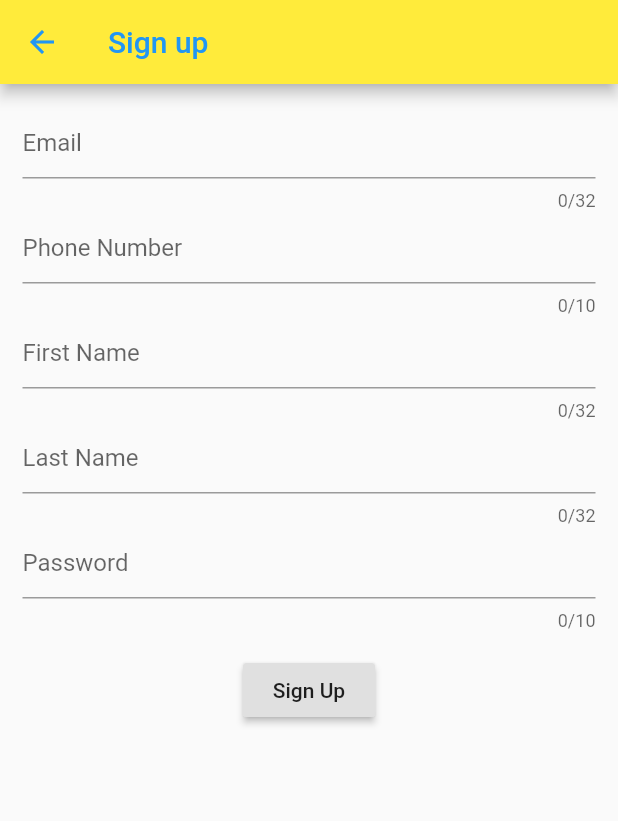
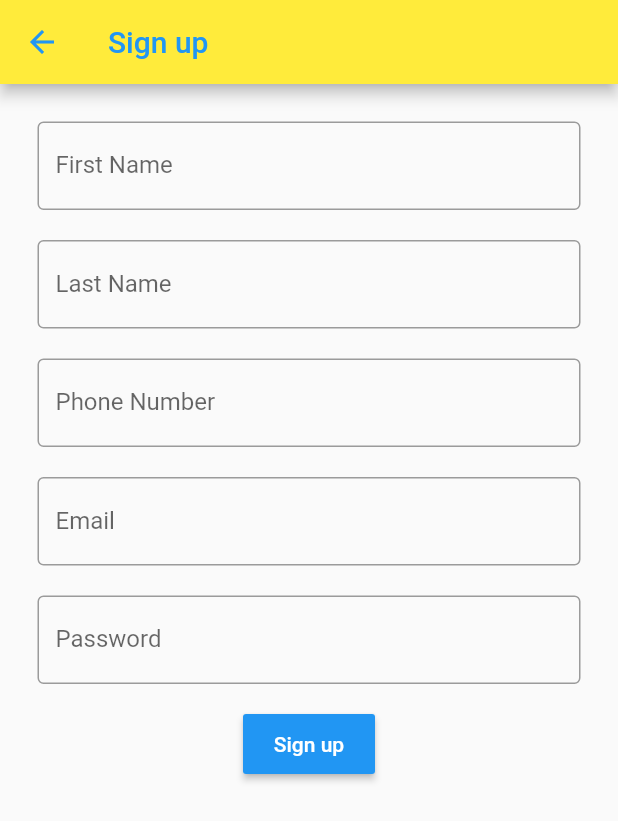
Before and after one commit to pratikshamokashi/flutter_assignt, a Flutter app: the screen it shows after launch, after a tap on "Sign up", on a phone screen of 412 x 824 dp. Shown: the top 821 px of the screen. Run offline on Flutter 3.47's test engine with Material 2 defaults, Android fonts, the phone set to English and light mode, and no system bars.

Commit message:
signup screen

```diff
--- a/lib/login.dart
+++ b/lib/login.dart
@@ -1,5 +1,6 @@
 import 'package:flutter/material.dart';
 import 'package:flutter_assignment/dashboard.dart';
+import 'package:flutter_assignment/signup.dart';
 
 class LoginScreen extends StatefulWidget {
   @override
@@ -8,6 +9,8 @@ class LoginScreen extends StatefulWidget {
 
 class _FormState extends State<LoginScreen> {
   GlobalKey<FormState> _key = new GlobalKey();
+  TextEditingController nameController = TextEditingController();
+  TextEditingController passwordController = TextEditingController();
 
   @override
   Widget build(BuildContext context) {
@@ -41,23 +44,96 @@ class _FormState extends State<LoginScreen> {
   Widget getFormUI() {
     return new Column (
       children: <Widget>[
-        new TextFormField (
-          decoration: new InputDecoration(hintText: 'Email'),
-          maxLength: 32,
+        Container(
+            alignment: Alignment.center,
+            padding: EdgeInsets.all(10),
+            child: Text(
+              'Welcome to NeoStore',
+              style: TextStyle(
+                  color: Colors.blue,
+                  fontWeight: FontWeight.w500,
+                  fontSize: 20),
+            )),
+        Container(
+          padding: EdgeInsets.all(10),
+          child: TextField(
+            controller: nameController,
+            decoration: InputDecoration(
+              border: OutlineInputBorder(),
+              labelText: 'User Name',
+            ),
+          ),
         ),
-        new TextFormField (
-          decoration: new InputDecoration(hintText: 'Password'),
-          keyboardType: TextInputType.phone,
-          maxLength: 10,
+        Container(
+          padding: EdgeInsets.fromLTRB(10, 10, 10, 0),
+          child: TextField(
+            obscureText: true,
+            controller: passwordController,
+            decoration: InputDecoration(
+              border: OutlineInputBorder(),
+              labelText: 'Password',
+            ),
+          ),
         ),
-        new SizedBox(height: 15.0),
-        new RaisedButton (
-          onPressed: _submit,
-          child: new Text('Login'),
-        )
+        FlatButton(
+          onPressed: (){
+            //forgot password screen
+          },
+          textColor: Colors.blue,
+          child: Text('Forgot Password'),
+        ),
+        Container(
+            height: 50,
+            padding: EdgeInsets.fromLTRB(10, 0, 10, 0),
+            child: RaisedButton(
+              textColor: Colors.white,
+              color: Colors.blue,
+              child: Text('Login'),
+              onPressed: _submit,
+              // () {
+              //   _submit,
+              //   print(nameController.text);
+              //   print(passwordController.text);
+              // },
+            )
+        ),
+        Container(
+            child: Row(
+              children: <Widget>[
+                Text('Does not have account?'),
+                FlatButton(
+                  textColor: Colors.blue,
+                  child: Text(
+                    'Sign up',
+                    style: TextStyle(fontSize: 20),
+                  ),
+                  onPressed: () {
+                    //signup screen
+                    Navigator.push(
+                      context,
+                      MaterialPageRoute(builder: (context) => SignupScreen()),);
+                  },
+                )
+              ],
+              mainAxisAlignment: MainAxisAlignment.center,
+            ))
       ],
     );
-  }
+  }        // new TextFormField (
+        //   decoration: new InputDecoration(hintText: 'Email'),
+        //   maxLength: 32,
+        // ),
+        // new TextFormField (
+        //   decoration: new InputDecoration(hintText: 'Password'),
+        //   keyboardType: TextInputType.phone,
+        //   maxLength: 10,
+        // ),
+        // new SizedBox(height: 15.0),
+        // new RaisedButton (
+        //   onPressed: _submit,
+        //   child: new Text('Login'),
+        // )
+
 
   _submit() {
     // delete all screens from stack and make dashboard as a root of app.
--- a/lib/main.dart
+++ b/lib/main.dart
@@ -34,7 +34,7 @@ class SplashScreenState extends State<MyHomePage> {
     Timer(Duration(seconds: 5),
             ()=>Navigator.pushReplacement(context,
             MaterialPageRoute(builder:
-                (context) => HomeScreen()
+                (context) => LoginScreen()
             )
         )
     );
--- a/lib/signup.dart
+++ b/lib/signup.dart
@@ -40,30 +40,92 @@ class _FormState extends State<SignupScreen> {
   Widget getFormUI() {
     return new Column (
       children: <Widget>[
-        new TextFormField (
-          decoration: new InputDecoration(hintText: 'Email'),
-          maxLength: 32,
-        ),new TextFormField (
-          decoration: new InputDecoration(hintText: 'Phone Number'),
-          keyboardType: TextInputType.phone,
-          maxLength: 10,
-        ),new TextFormField (
-          decoration: new InputDecoration(hintText: 'First Name'),
-          maxLength: 32,
-        ),new TextFormField (
-          decoration: new InputDecoration(hintText: 'Last Name'),
-          maxLength: 32,
+        Container(
+          padding: EdgeInsets.all(10),
+          child: TextField(
+            decoration: InputDecoration(
+              border: OutlineInputBorder(),
+              labelText: 'First Name',
+            ),
+          ),
         ),
-        new TextFormField (
-          decoration: new InputDecoration(hintText: 'Password'),
-          keyboardType: TextInputType.phone,
-          maxLength: 10,
+        Container(
+          padding: EdgeInsets.all(10),
+          child: TextField(
+            decoration: InputDecoration(
+              border: OutlineInputBorder(),
+              labelText: 'Last Name',
+            ),
+          ),
         ),
+        Container(
+          padding: EdgeInsets.all(10),
+          child: TextField(
+            decoration: InputDecoration(
+              border: OutlineInputBorder(),
+              labelText: 'Phone Number',
+            ),
+          ),
+        ),
+        Container(
+          padding: EdgeInsets.all(10),
+          child: TextField(
+            decoration: InputDecoration(
+              border: OutlineInputBorder(),
+              labelText: 'Email',
+            ),
+          ),
+        ),
+        Container(
+          padding: EdgeInsets.all(10),
+          child: TextField(
+            decoration: InputDecoration(
+              border: OutlineInputBorder(),
+              labelText: 'Password',
+            ),
+          ),
+        ),
+        Container(
+            height: 50,
+            padding: EdgeInsets.fromLTRB(10, 10, 10, 0),
+            child: RaisedButton(
+              textColor: Colors.white,
+              color: Colors.blue,
+              child: Text('Sign up'),
+              onPressed: _submit,
+              // () {
+              //   _submit,
+              //   print(nameController.text);
+              //   print(passwordController.text);
+              // },
+            )
+        ),
+
+
+        // new TextFormField (
+        //   decoration: new InputDecoration(hintText: 'Email'),
+        //   maxLength: 32,
+        // ),new TextFormField (
+        //   decoration: new InputDecoration(hintText: 'Phone Number'),
+        //   keyboardType: TextInputType.phone,
+        //   maxLength: 10,
+        // ),new TextFormField (
+        //   decoration: new InputDecoration(hintText: 'First Name'),
+        //   maxLength: 32,
+        // ),new TextFormField (
+        //   decoration: new InputDecoration(hintText: 'Last Name'),
+        //   maxLength: 32,
+        // ),
+        // new TextFormField (
+        //   decoration: new InputDecoration(hintText: 'Password'),
+        //   keyboardType: TextInputType.phone,
+        //   maxLength: 10,
+        // ),
         new SizedBox(height: 15.0),
-        new RaisedButton (
-          onPressed: _submit,
-          child: new Text('Sign Up'),
-        )
+        // new RaisedButton (
+        //   onPressed: _submit,
+        //   child: new Text('Sign Up'),
+        // )
       ],
     );
   }
```
